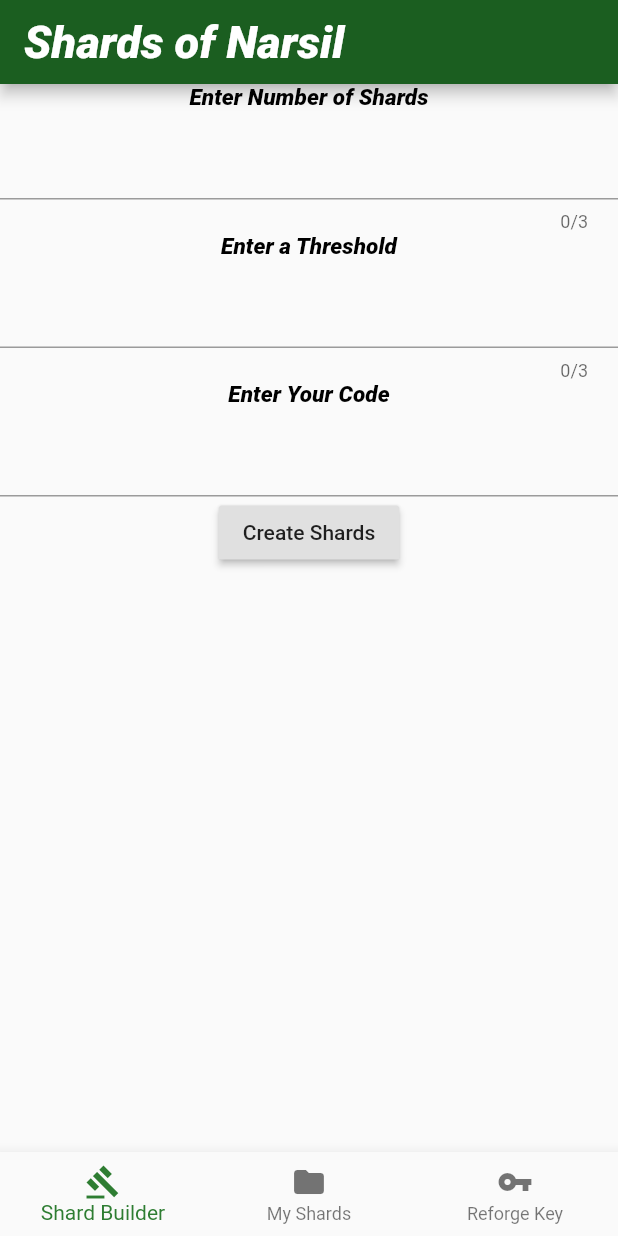
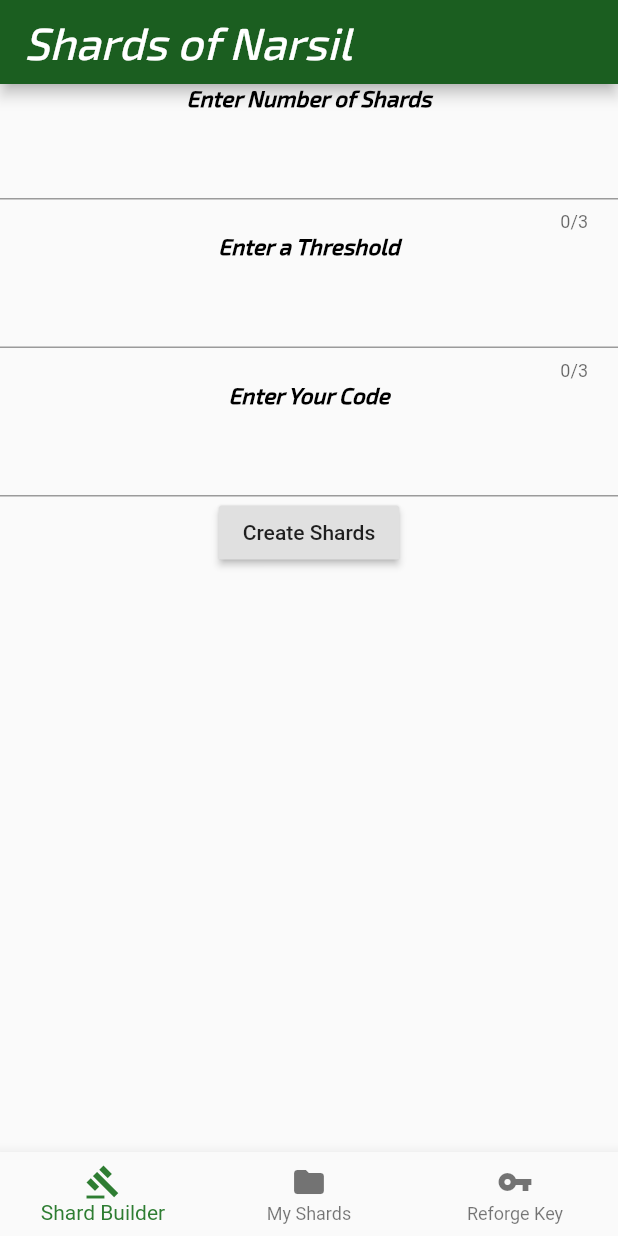
Before and after one commit to JoshuaSLarsen/shardsofnarsil, a Flutter app: the screen it shows after launch, on a phone screen of 412 x 824 dp. Run offline on Flutter 3.47's test engine with Material 2 defaults, Android fonts, the phone set to English and light mode, and no system bars; our stand-ins replace qr_flutter, shared_preferences; missing offline and left inert: dart_ssss, qr_code_scanner.

Commit message:
added new font to pubspec

```diff
--- a/lib/navigation/home.dart
+++ b/lib/navigation/home.dart
@@ -35,7 +35,6 @@ class _HomeState extends State<Home> {
               color: Colors.white.withOpacity(1.0),
               fontFamily: 'Exo 2',
               fontSize: 30,
-              fontWeight: FontWeight.w800,
             ),
         ),
         backgroundColor: Colors.green[900],
```
Also changed, not shown: pubspec.yaml (+4 -6 lines), assets/fonts/Exo2-Medium.ttf (added).
